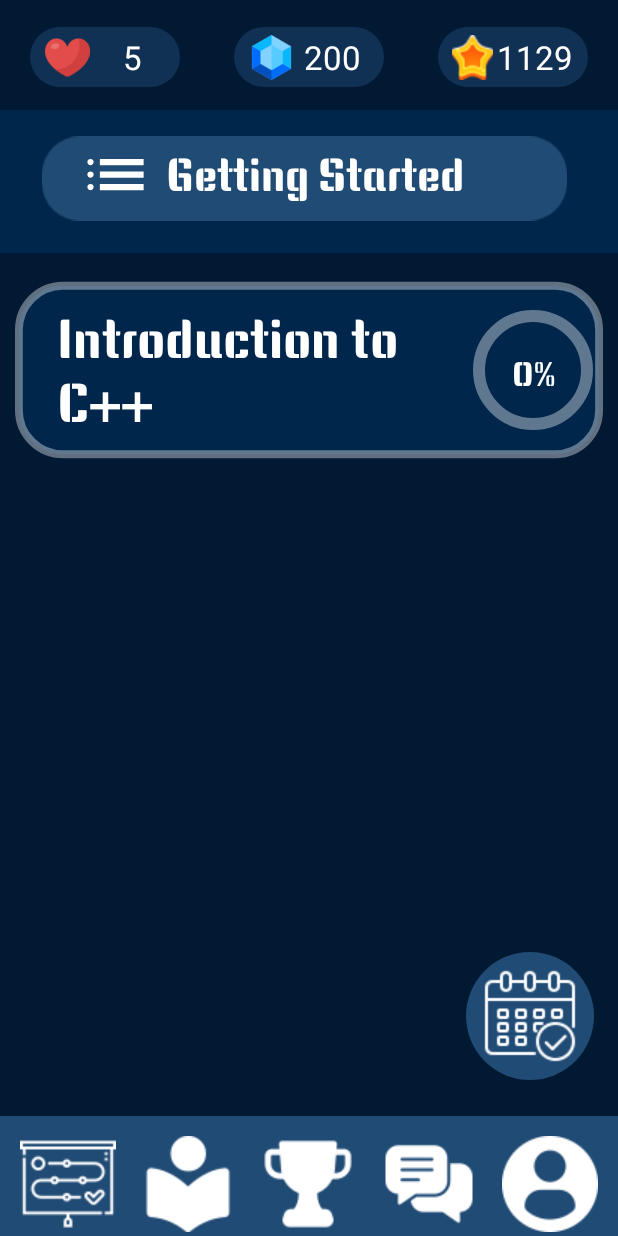
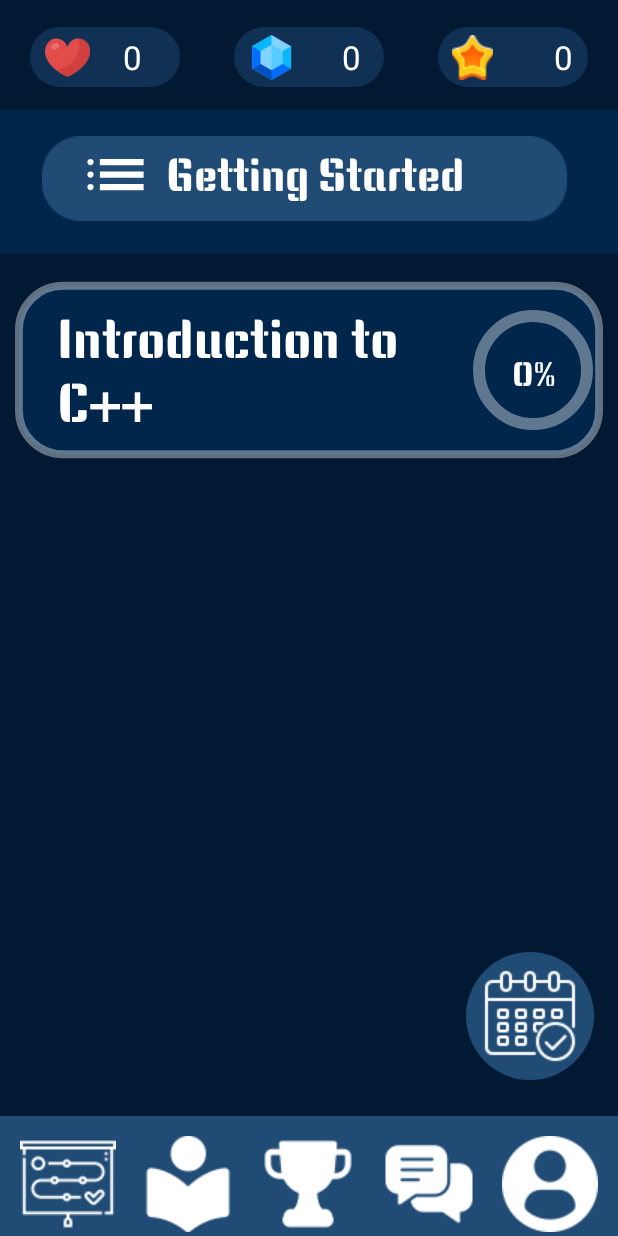
Before and after one commit to EphemeralRhythm/CodeAtlas, an Android app: the screen it shows after launch once a user with an empty profile is signed in (RoadmapActivity), on a phone screen of 412 x 824 dp. Run offline under Robolectric (Android 15) with nearby library versions, the phone set to English and light mode, and no system bars; our stand-ins replace Firebase (no records; nobody signed in at launch, a user with empty details on screens opened directly); 6 statements that could not run were skipped.

```diff
--- a/app/src/main/java/com/example/codeatlas/RoadmapActivity.java
+++ b/app/src/main/java/com/example/codeatlas/RoadmapActivity.java
@@ -52,7 +52,7 @@ public class RoadmapActivity extends AppCompatActivity {
     private ArrayList<Level> levels;
     private int completedLevels;
     private ImageView listTrackImageView, topicImageView;
-    private TextView trackTextView, topicTextView, progressView;
+    private TextView trackTextView, topicTextView, progressView, heartsTextView, diamondsTextView, starsTextView;
     private FirestoreHelper firestoreHelper = new FirestoreHelper();
 
 
@@ -95,11 +95,16 @@ public class RoadmapActivity extends AppCompatActivity {
         trackTextView = findViewById(R.id.lessonTagText);
         topicTextView = findViewById(R.id.chapterNameText);
         progressView = findViewById(R.id.percentText);
+
+        heartsTextView = findViewById(R.id.livesTextRoadmap);
+        diamondsTextView = findViewById(R.id.gemsTextRoadmap);
+        starsTextView = findViewById(R.id.xpTextRoadmap);
     }
     public void initUI(){
         trackTextView.setText(track);
         topicTextView.setText(topic);
         updateUserProgress();
+        updateUserStats();
     }
     private void initListeners(){
 
@@ -272,6 +277,22 @@ public class RoadmapActivity extends AppCompatActivity {
     public void updateProgressUI(int percentage){
         progressView.setText(percentage + "%");
     }
+    public void updateUserStats(){
+        String uid = mAuth.getUid();
+        DocumentReference ref = db.collection("users").document(uid);
+        ref.get().addOnCompleteListener(new OnCompleteListener<DocumentSnapshot>() {
+            @Override
+            public void onComplete(@NonNull Task<DocumentSnapshot> task) {
+                int hearts = Math.toIntExact(task.getResult().getLong("hearts"));
+                int stars = Math.toIntExact(task.getResult().getLong("stars"));
+                int diamonds = Math.toIntExact(task.getResult().getLong("diamonds"));
+
+                heartsTextView.setText(String.valueOf(hearts));
+                diamondsTextView.setText(String.valueOf(diamonds));
+                starsTextView.setText(String.valueOf(stars));
+            }
+        });
+    }
 
     private View.OnClickListener listener = new View.OnClickListener() {
         @Override
```
